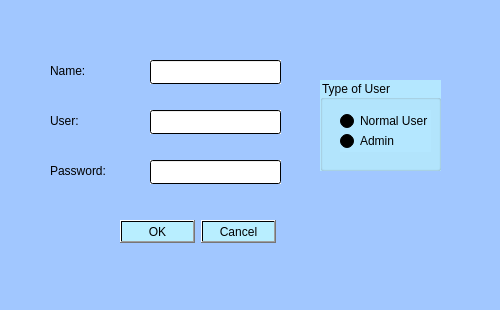
The window that signup.ui (reich03/EstructurasProyecto) describes before a commit, drawn with Qt 5.
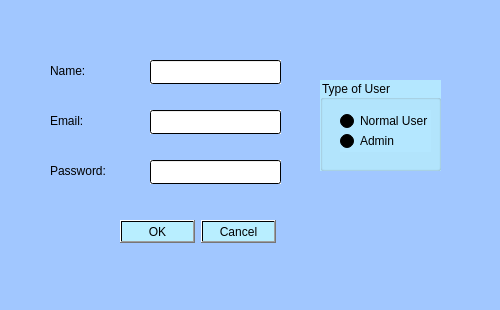
The same window after the commit.

Commit message: cambio a email y vista de categorias

```diff
--- a/signup.ui
+++ b/signup.ui
@@ -64,7 +64,7 @@
 font: 700 11pt &quot;Segoe UI&quot;;</string>
    </property>
    <property name="text">
-    <string>User:</string>
+    <string>Email:</string>
    </property>
   </widget>
   <widget class="QLabel" name="label_3">
```
Left out of the diff: 2 changed lines with no effect on the pictures. The commit also changes 26 other files.
